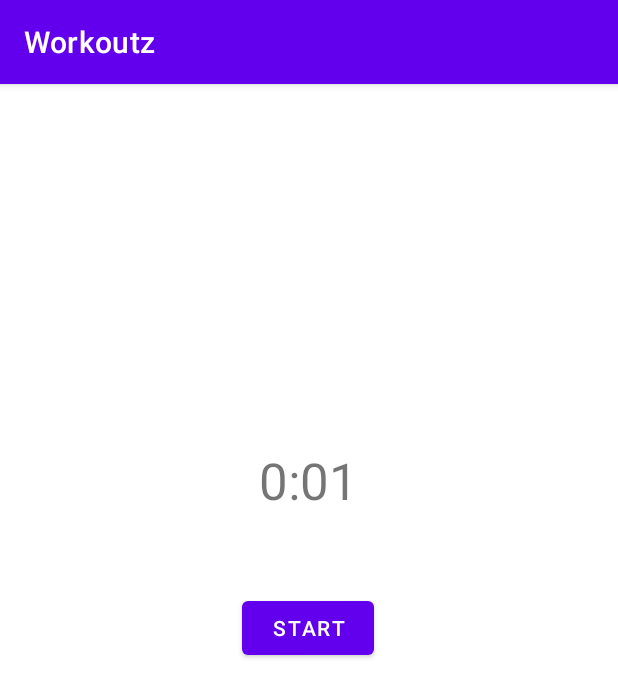
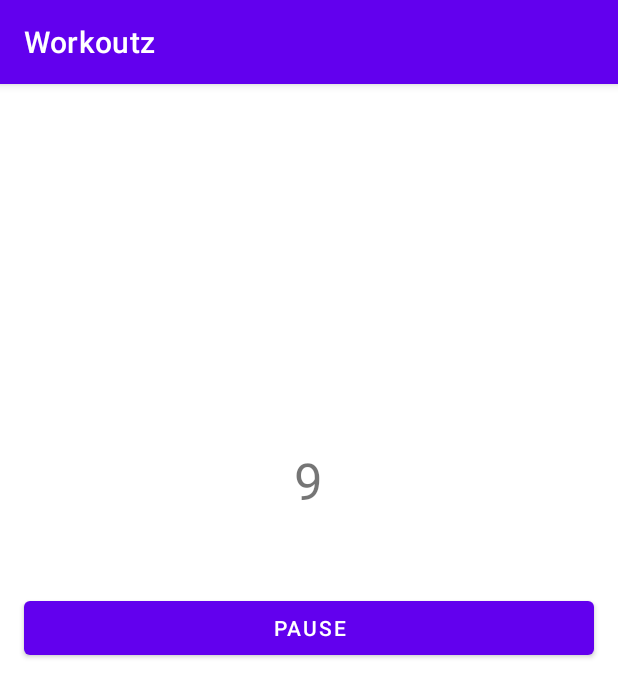
Before and after one commit to garywilki/Workoutz, an Android app: the Workout screen opened directly, with no data from a screen before it, after a tap on "START", on a phone screen of 412 x 824 dp. Shown: the top 697 px of the screen. Run offline under Robolectric (Android 15) with nearby library versions, the phone set to English and light mode, and no system bars.

Commit message:
Implement actual (hardcoded) timer with dynamic pause/unpause button
Still need to format the seconds displayed

```diff
--- a/app/src/main/java/com/example/workoutz/Workout.java
+++ b/app/src/main/java/com/example/workoutz/Workout.java
@@ -4,6 +4,8 @@ import androidx.appcompat.app.AppCompatActivity;
 
 import android.os.Bundle;
 import android.view.View;
+import android.view.ViewGroup;
+import android.widget.Button;
 import android.widget.EditText;
 import android.widget.TextView;
 
@@ -13,8 +15,11 @@ public class Workout extends AppCompatActivity {
     // Timer timer;
 
     TextView time;
+    Button pauseButton;
     String timeString;
     WorkoutPresenter presenter;
+    Boolean running;
+    Boolean finished;
 
 
     @Override
@@ -22,11 +27,18 @@ public class Workout extends AppCompatActivity {
         super.onCreate(savedInstanceState);
         setContentView(R.layout.activity_workout);
 
+        running = false;
+        finished = false;
+
+        timeString = "10";
+
         time = findViewById(R.id.timer_text);
-        timeString = time.getText().toString();
+        time.setText(timeString);
+
+        pauseButton = findViewById(R.id.pause_button);
 
         // Set up the presenter so it has a reference to this activity, as well as the current time
-        presenter = new WorkoutPresenter(timeString, this);
+        presenter = new WorkoutPresenter(this);
     }
 
     public void togglePauseButton(View view) {
@@ -34,7 +46,21 @@ public class Workout extends AppCompatActivity {
         // Pauses/Unpauses the workout timer
 
         // Pass the work off to the presenter class
-        presenter.handleButton(view);
+        if (finished == false) {
+            if (running == false) {
+                timeString = time.getText().toString();
+                presenter.startTimer(view, timeString);
+                running = true;
+                pauseButton.setText("Pause");
+            } else {
+                presenter.pauseTimer(view);
+                running = false;
+                pauseButton.setText("Unpause");
+            }
+        } else {
+            pauseButton.setText("Workout done");
+        }
+
     }
 
     public void stopButton(View view) {
@@ -43,8 +69,15 @@ public class Workout extends AppCompatActivity {
         // Returns to ProfileDashboard activity
     }
 
-    public void updateTime(String newTime) {
+    public void updateTime(String newTime, Boolean finished) {
         // Updates the visible time on the screen
         time.setText(newTime);
+        this.finished = finished;
+
+        if (finished == true) {
+            ViewGroup layout = (ViewGroup) pauseButton.getParent();
+            if(null!=layout)
+                layout.removeView(pauseButton);
+        }
     }
 }
--- a/app/src/main/java/com/example/workoutz/WorkoutPresenter.java
+++ b/app/src/main/java/com/example/workoutz/WorkoutPresenter.java
@@ -1,27 +1,42 @@
 package com.example.workoutz;
 
 import android.app.Activity;
+import android.os.CountDownTimer;
 import android.view.View;
 
 public class WorkoutPresenter {
 
-    private String time;
+    private int timeInt;
     private Workout activity;
+    private CountDownTimer timer;
 
 
-    public WorkoutPresenter(String time, Workout activity) {
+    public WorkoutPresenter(Workout activity) {
 
         // Initialize the time and activity variables
-        this.time = time;
         this.activity = activity;
+
+
     }
 
-    public void handleButton(View view) {
+    public void startTimer(View view, String timeString) {
 
         // Set a new time TO BE REPLACED BY ACTUALLY TIMERS
-        time = "0:01";
+        timeInt = Integer.parseInt(timeString) * 1000;
+        this.timer = new CountDownTimer(timeInt, 1000) {
 
-        // Call workout.updateTime() to make the new time display on the screen
-        activity.updateTime(time);
+            public void onTick(long millisUntilFinished) {
+                activity.updateTime(millisUntilFinished / 1000 + "", false);
+            }
+
+            public void onFinish() {
+                activity.updateTime("Finished!", true);
+            }
+
+        }.start();
+    }
+
+    public void pauseTimer(View view) {
+        this.timer.cancel();
     }
 }
--- a/app/src/main/res/layout/activity_workout.xml
+++ b/app/src/main/res/layout/activity_workout.xml
@@ -21,11 +21,11 @@
 
     <Button
         android:id="@+id/pause_button"
-        android:layout_width="wrap_content"
+        android:layout_width="0dp"
         android:layout_height="wrap_content"
-        android:layout_marginStart="161dp"
+        android:layout_marginStart="16dp"
         android:layout_marginTop="52dp"
-        android:layout_marginEnd="156dp"
+        android:layout_marginEnd="16dp"
         android:onClick="togglePauseButton"
         android:text="@string/pause_button"
         app:layout_constraintEnd_toEndOf="parent"
```
